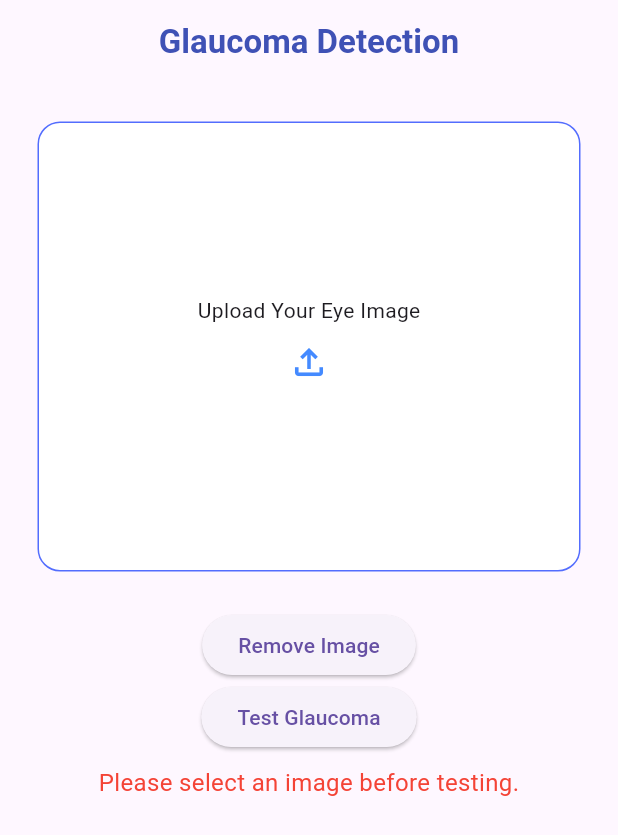
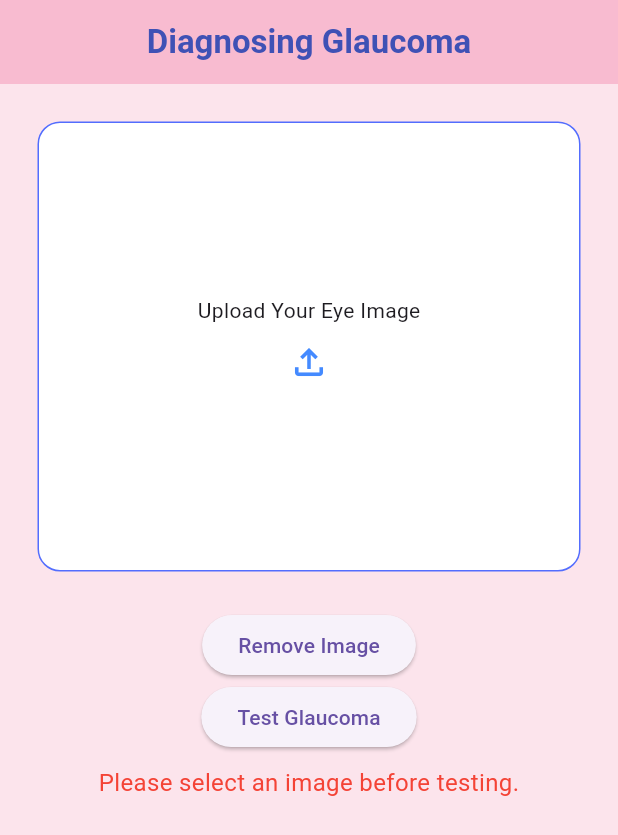
Before and after one commit to funky-dev99/glaucoma-detection, a Flutter app: the screen it shows after launch, after a tap on "Test Glaucoma", on a phone screen of 412 x 824 dp. Shown: the top 835 px of the screen. Run offline on Flutter 3.47's test engine with Material 3 defaults, Android fonts, the phone set to English and light mode, and no system bars; our stand-ins replace image_picker.

Commit message:
UI updated

```diff
--- a/lib/home_screen.dart
+++ b/lib/home_screen.dart
@@ -77,10 +77,12 @@ class _HomePageState extends State<HomePage> {
   Widget build(BuildContext context) {
     return SafeArea(
       child: Scaffold(
+        backgroundColor: Colors.pink.shade50,
         appBar: AppBar(
+          backgroundColor: Colors.pink.shade100,
           title: const Center(
             child: Text(
-              'Glaucoma Detection',
+              'Diagnosing Glaucoma',
               style: TextStyle(
                   color: Colors.indigo,
                   fontSize: 22,
@@ -174,7 +176,7 @@ class _HomePageState extends State<HomePage> {
               ElevatedButton(
                 onPressed: _isLoading ? null : _testGlaucoma,  // Disable the button if loading
                 child: _isLoading
-                    ? CircularProgressIndicator(color: Colors.white)  // Show loading indicator
+                    ? const CircularProgressIndicator(color: Colors.white)  // Show loading indicator
                     : const Text('Test Glaucoma'),
               ),
               if (_errorMessage.isNotEmpty)
@@ -182,7 +184,7 @@ class _HomePageState extends State<HomePage> {
                   padding: const EdgeInsets.all(8.0),
                   child: Text(
                     _errorMessage,
-                    style: TextStyle(
+                    style: const TextStyle(
                       color: Colors.red,
                       fontSize: 16,
                     ),
@@ -196,7 +198,7 @@ class _HomePageState extends State<HomePage> {
                     children: [
                       Text(
                         'Prediction: $_predictionResult',
-                        style: TextStyle(
+                        style: const TextStyle(
                           color: Colors.redAccent,
                           fontSize: 20,
                           fontWeight: FontWeight.bold,
@@ -206,7 +208,7 @@ class _HomePageState extends State<HomePage> {
                       if (_probabilityPercentage != null)
                         Text(
                           'Probability: ${_probabilityPercentage!.toStringAsFixed(2)}%',
-                          style: TextStyle(
+                          style: const TextStyle(
                             color: Colors.blueAccent,
                             fontSize: 18,
                           ),
--- a/lib/splash_screen.dart
+++ b/lib/splash_screen.dart
@@ -15,7 +15,7 @@ class _SplashScreenState extends State<SplashScreen> {
   void initState() {
     super.initState();
     // Navigate to the home page after 4 seconds
-    Timer(Duration(seconds: 4), () {
+    Timer(const Duration(seconds: 4), () {
       Navigator.of(context).pushReplacement(
         MaterialPageRoute(builder: (context) => HomePage()),
       );
@@ -26,6 +26,7 @@ class _SplashScreenState extends State<SplashScreen> {
   Widget build(BuildContext context) {
     return SafeArea(
       child: Scaffold(
+        backgroundColor: Colors.pink.shade50,
         body: Padding(
           padding: const EdgeInsets.all(8.0),
           child: Center(
@@ -33,21 +34,35 @@ class _SplashScreenState extends State<SplashScreen> {
               mainAxisAlignment: MainAxisAlignment.center,
               crossAxisAlignment: CrossAxisAlignment.center,
               children: [
-                Spacer(), // Pushes the logo to the center
+                const Padding(
+                  padding: EdgeInsets.all(20.0),
+                  child: Text(
+                    'Glaucomic',
+                    style: TextStyle(
+                        color: Colors.indigo,
+                        fontSize: 30,
+                        fontWeight: FontWeight.bold),
+                  ),
+                ),
+                const Spacer(), // Pushes the logo to the center
                 Image.asset(
                   'images/EyeLogo.png',
                   width: 200,
                   height: 200,
                 ),
-                SizedBox(height: 20), // Spacing between logo and text
-                Text(
-                  'Glaucoma Detection',
-                  style: TextStyle(
+                const SizedBox(height: 20), // Spacing between logo and text
+                const Padding(
+                  padding: EdgeInsets.all(10.0),
+                  child: Text(
+                    'Predict your vision \nwith Precision',
+                    style: TextStyle(
                       color: Colors.indigo,
-                      fontSize: 30,
-                      fontWeight: FontWeight.bold),
+                      fontSize: 24,
+                    ),
+                    textAlign: TextAlign.center,
+                  ),
                 ),
-                Spacer(), // Pushes the GIF to the bottom
+                const Spacer(), // Pushes the GIF to the bottom
                 Image.asset(
                   'images/splashGif.gif',
                   width: 150,
```
Also changed, not shown: 1 other file.
